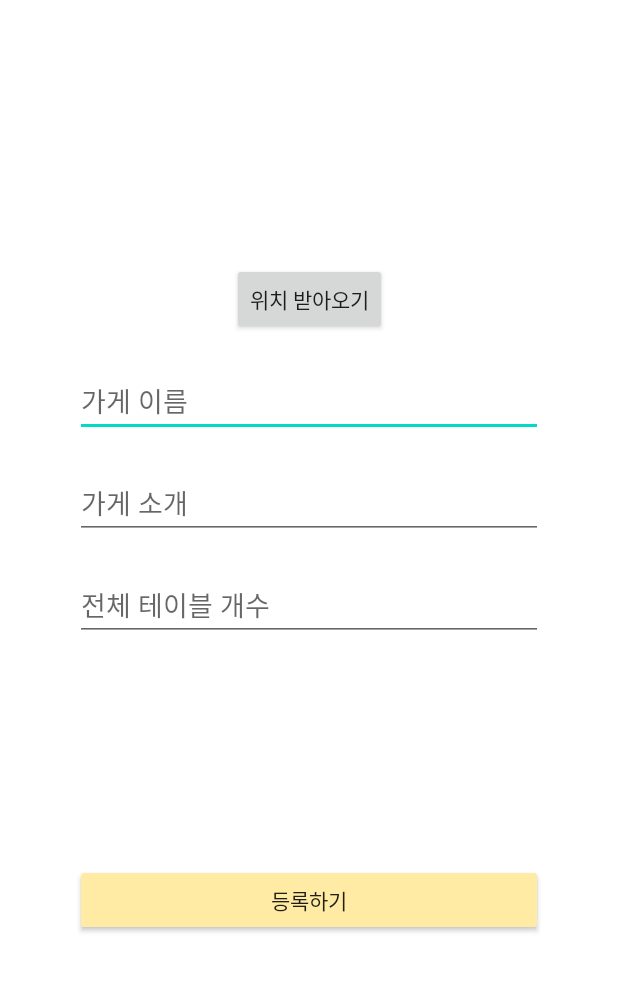
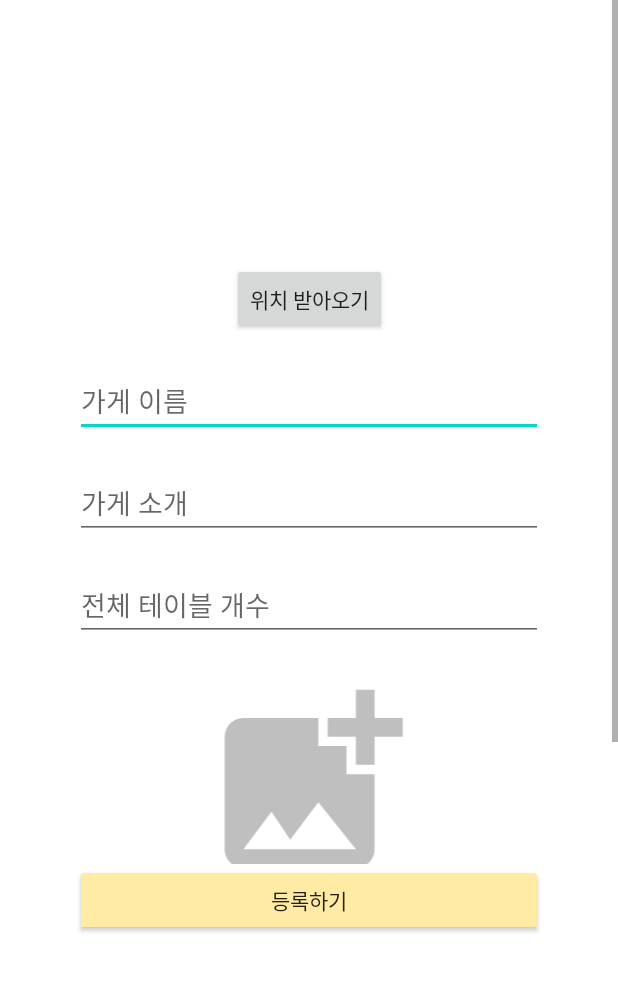
Before and after one commit to 2022-Software-Engineering-Team-5/se-termproject-quickeat, an Android app: the RegisterActivity screen opened directly, with no data from a screen before it, on a phone screen of 412 x 824 dp, the part 225-1217 px from its top. Run offline under Robolectric (Android 15) with nearby library versions, the phone set to English and light mode, and no system bars; our stand-ins replace Firebase (no records; nobody signed in at launch, a user with empty details on screens opened directly); libraries missing offline, so code that uses them is left out: net.daum.mf; 2 statements that could not run were skipped.

Commit message:
feat: Implement image with firebase (ing)

```diff
--- a/app/src/main/AndroidManifest.xml
+++ b/app/src/main/AndroidManifest.xml
@@ -5,6 +5,7 @@
     <uses-permission android:name="android.permission.ACCESS_NETWORK_STATE" />
     <uses-permission android:name="android.permission.ACCESS_FINE_LOCATION" />
     <uses-permission android:name="android.permission.ACCESS_COARSE_LOCATION" />
+    <uses-permission android:name="android.permission.READ_EXTERNAL_STORAGE" />
 
     <application
         android:name=".util.ApplicationClass"
@@ -12,6 +13,7 @@
         android:icon="@mipmap/ic_launcher_logo"
         android:label="@string/app_name"
         android:networkSecurityConfig="@xml/network_security_config"
+        android:requestLegacyExternalStorage="true"
         android:roundIcon="@mipmap/ic_launcher_round"
         android:supportsRtl="true"
         android:theme="@style/Theme.RestaurantInformationService"
@@ -38,7 +40,7 @@
 
         <activity android:name=".ui.shopkeeper.CheckActivity" />
         <activity android:name=".ui.shopkeeper.MainActivity" />
-        <activity android:name=".ui.shopkeeper.RegisterActivity" />
+        <activity android:name=".ui.shopkeeper.RegisterActivity" android:windowSoftInputMode="adjustResize" />
 
         <activity android:name=".ui.customer.MainActivity" />
 
--- /dev/null
+++ b/app/src/main/res/drawable/ic_add_photo_alternate.xml
@@ -0,0 +1,5 @@
+<vector android:height="24dp" android:tint="#BFBFBF"
+    android:viewportHeight="24" android:viewportWidth="24"
+    android:width="24dp" xmlns:android="http://schemas.android.com/apk/res/android">
+    <path android:fillColor="@android:color/white" android:pathData="M19,7v2.99s-1.99,0.01 -2,0L17,7h-3s0.01,-1.99 0,-2h3L17,2h2v3h3v2h-3zM16,11L16,8h-3L13,5L5,5c-1.1,0 -2,0.9 -2,2v12c0,1.1 0.9,2 2,2h12c1.1,0 2,-0.9 2,-2v-8h-3zM5,19l3,-4 2,3 3,-4 4,5L5,19z"/>
+</vector>
--- a/app/src/main/res/layout/activity_shopkeeper_register.xml
+++ b/app/src/main/res/layout/activity_shopkeeper_register.xml
@@ -33,6 +33,7 @@
         android:id="@+id/shopkeeper_register_sv"
         android:layout_width="match_parent"
         android:layout_height="0dp"
+        android:overScrollMode="never"
         app:layout_constraintBottom_toTopOf="@id/shopkeeper_register_check_btn"
         app:layout_constraintEnd_toEndOf="parent"
         app:layout_constraintStart_toStartOf="parent"
@@ -100,7 +101,7 @@
                 android:layout_marginTop="20dp"
                 android:layout_marginEnd="50dp"
                 android:hint="@string/shopkeeper_total_table_count"
-                app:layout_constraintBottom_toTopOf="@id/shopkeeper_register_table_type_ll"
+                app:layout_constraintBottom_toTopOf="@id/shopkeeper_register_cover_img_iv"
                 app:layout_constraintEnd_toEndOf="parent"
                 app:layout_constraintStart_toStartOf="parent"
                 app:layout_constraintTop_toBottomOf="@id/shopkeeper_register_shop_description_et" />
@@ -163,6 +164,31 @@
             <!--                app:layout_constraintStart_toEndOf="@id/shopkeeper_register_table_type_et"-->
             <!--                app:layout_constraintTop_toTopOf="@id/shopkeeper_register_table_type_et" />-->
 
+            <ImageView
+                android:id="@+id/shopkeeper_register_cover_img_iv"
+                android:layout_width="match_parent"
+                android:layout_height="150dp"
+                android:layout_marginStart="50dp"
+                android:layout_marginTop="20dp"
+                android:layout_marginEnd="50dp"
+                android:src="@drawable/ic_add_photo_alternate"
+                app:layout_constraintBottom_toTopOf="@id/shopkeeper_register_cover_img_btn"
+                app:layout_constraintEnd_toEndOf="parent"
+                app:layout_constraintStart_toStartOf="parent"
+                app:layout_constraintTop_toBottomOf="@id/shopkeeper_register_total_table_count_et" />
+
+            <androidx.appcompat.widget.AppCompatButton
+                android:id="@+id/shopkeeper_register_cover_img_btn"
+                android:layout_width="wrap_content"
+                android:layout_height="wrap_content"
+                android:layout_marginTop="5dp"
+                android:layout_marginBottom="20dp"
+                android:text="@string/upload"
+                app:layout_constraintBottom_toBottomOf="parent"
+                app:layout_constraintEnd_toEndOf="parent"
+                app:layout_constraintStart_toStartOf="parent"
+                app:layout_constraintTop_toBottomOf="@id/shopkeeper_register_cover_img_iv" />
+
         </androidx.constraintlayout.widget.ConstraintLayout>
 
     </ScrollView>
--- a/app/src/main/res/values/strings.xml
+++ b/app/src/main/res/values/strings.xml
@@ -63,5 +63,6 @@
     <string name="shopkeeper_percentage">0%</string>
     <string name="table_type_2">2인 테이블 개수</string>
     <string name="table_type_4">4인 테이블 개수</string>
+    <string name="upload">업로드</string>
 
 </resources>
--- a/settings.gradle
+++ b/settings.gradle
@@ -10,6 +10,7 @@ dependencyResolutionManagement {
     repositories {
         google()
         mavenCentral()
+        maven { url 'https://jitpack.io' }
     }
 }
 rootProject.name = "Restaurant Information Service"
```
Also changed, not shown: app/build.gradle (+8 -0 lines), app/src/main/java/com/se/termproject/data/Shop.java (+14 -1 lines), app/src/main/java/com/se/termproject/ui/shopkeeper/RegisterActivity.kt (+59 -1 lines), app/src/main/res/layout/fragment_bookmark.xml (deleted, +0 -17 lines), app/src/main/res/layout/fragment_home.xml (+5 -2 lines).
